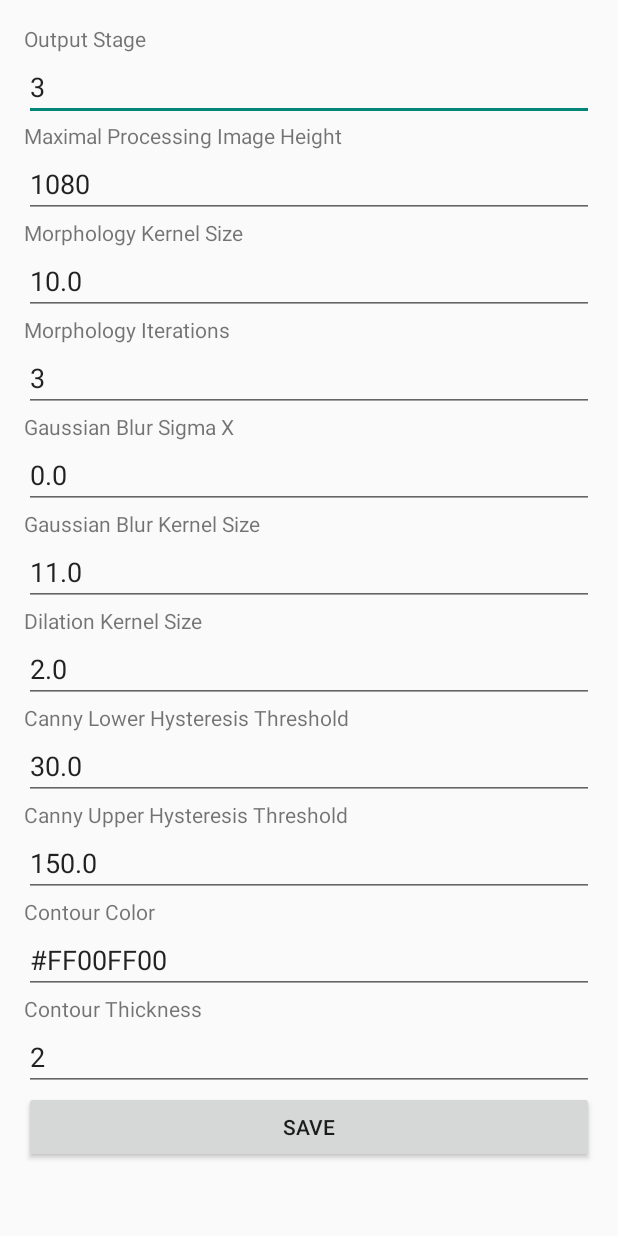
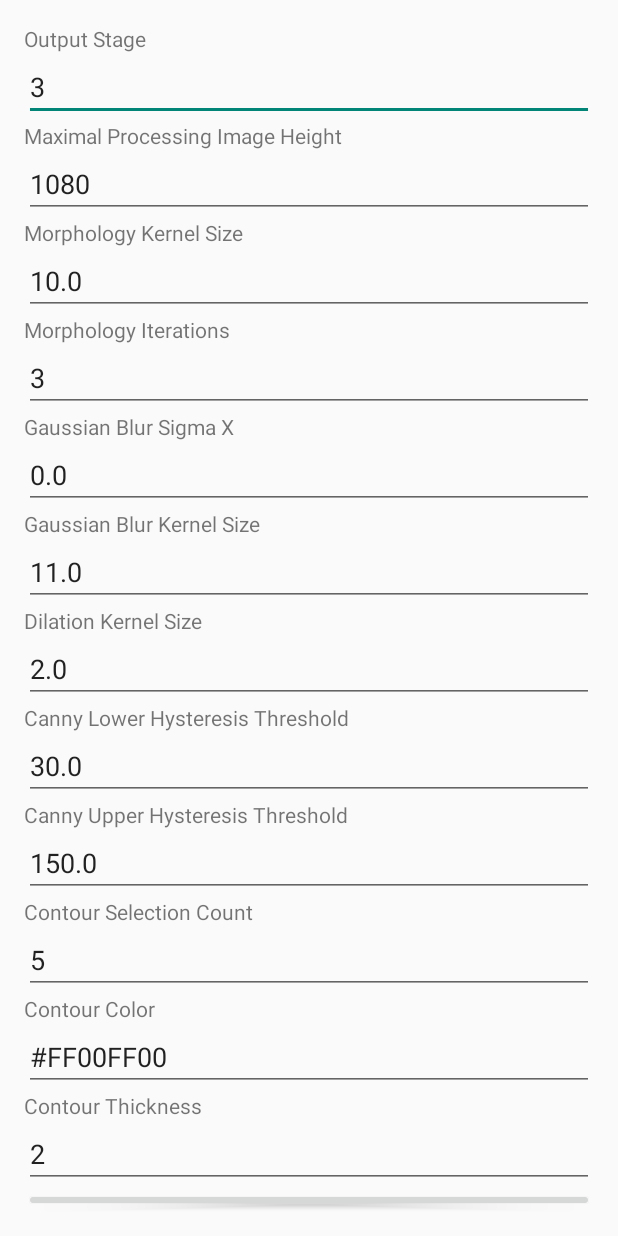
Before and after one commit to Licmeth/cam-scanner, an Android app built with Jetpack Compose: the SettingsActivity screen opened directly, with no data from a screen before it, on a phone screen of 412 x 824 dp. Run offline under Robolectric (Android 15) with nearby library versions, the phone set to English and light mode, and no system bars.

Commit message:
Fix loading settings

```diff
--- a/app/src/main/java/org/agera/camscanner/ImageProcessor.kt
+++ b/app/src/main/java/org/agera/camscanner/ImageProcessor.kt
@@ -199,7 +199,7 @@ class ImageProcessor private constructor(val inputWidth: Int,
         rgbaProcessingMat.setTo(TRANSPARENT_PIXEL)
         if (!contours.isEmpty()) {
             contours.sortByDescending { Imgproc.contourArea(it) }
-            drawContours(rgbaProcessingMat, contours, 5)
+            drawContours(rgbaProcessingMat, contours, config.contourSelectionCount)
         }
         Imgproc.dilate(rgbaProcessingMat, rgbaProcessingMat, dilateKernel)
     }
--- a/app/src/main/java/org/agera/camscanner/SettingsActivity.kt
+++ b/app/src/main/java/org/agera/camscanner/SettingsActivity.kt
@@ -1,13 +1,13 @@
 package org.agera.camscanner
 
-import android.content.Context
 import android.os.Bundle
+import android.widget.Button
 import android.widget.EditText
-import android.widget.Button
 import androidx.activity.ComponentActivity
+import androidx.lifecycle.Lifecycle
 import androidx.lifecycle.lifecycleScope
+import androidx.lifecycle.repeatOnLifecycle
 import kotlinx.coroutines.flow.collectLatest
-import kotlinx.coroutines.flow.zip
 import kotlinx.coroutines.launch
 
 class SettingsActivity : ComponentActivity() {
@@ -26,6 +26,7 @@ class SettingsActivity : ComponentActivity() {
         val edgeDilateKernelSizeEdit = findViewById<EditText>(R.id.editDilationKernelSize)
         val cannyLowerHysteresisThresholdEdit = findViewById<EditText>(R.id.editCannyLowerHysteresisThreshold)
         val cannyUpperHysteresisThresholdEdit = findViewById<EditText>(R.id.editCannyUpperHysteresisThreshold)
+        val contourSelectionCountEdit = findViewById<EditText>(R.id.editContourSelectionCount)
         val contourColorEdit = findViewById<EditText>(R.id.editContourColor)
         val contourThicknessEdit = findViewById<EditText>(R.id.editContourThickness)
         val saveButton = findViewById<Button>(R.id.saveSettingsButton)
@@ -89,6 +90,12 @@ class SettingsActivity : ComponentActivity() {
             }
         }
 
+        contourSelectionCountEdit.setOnFocusChangeListener { _, hasFocus ->
+            if (!hasFocus) {
+                lifecycleScope.launch { settings.setContourSelectionCount(contourSelectionCountEdit.text.toString()) }
+            }
+        }
+
         contourColorEdit.setOnFocusChangeListener { _, hasFocus ->
             if (!hasFocus) {
                 lifecycleScope.launch { settings.setContourColor(contourColorEdit.text.toString()) }
@@ -102,6 +109,7 @@ class SettingsActivity : ComponentActivity() {
         }
 
         lifecycleScope.launch {
+            repeatOnLifecycle(Lifecycle.State.STARTED) {
                 settings.allSettings.collectLatest { settingsMap ->
                     settingsMap[SettingKeys.OUTPUT_STAGE.name]?.let { outputStageEdit.setText(it.toString()) }
                     settingsMap[SettingKeys.MAX_IMAGE_HEIGHT.name]?.let { maxImageHeightEdit.setText(it.toString()) }
@@ -112,8 +120,10 @@ class SettingsActivity : ComponentActivity() {
                     settingsMap[SettingKeys.EDGE_DILATE_KERNEL_SIZE.name]?.let { edgeDilateKernelSizeEdit.setText(it.toString()) }
                     settingsMap[SettingKeys.CANNY_LOWER_HYSTERESIS_THRESHOLD.name]?.let { cannyLowerHysteresisThresholdEdit.setText(it.toString()) }
                     settingsMap[SettingKeys.CANNY_UPPER_HYSTERESIS_THRESHOLD.name]?.let { cannyUpperHysteresisThresholdEdit.setText(it.toString()) }
+                    settingsMap[SettingKeys.CONTOUR_SELECTION_COUNT.name]?.let { contourSelectionCountEdit.setText(it.toString()) }
                     settingsMap[SettingKeys.CONTOUR_COLOR.name]?.let { contourColorEdit.setText(intToArgbString(it as Int)) }
                     settingsMap[SettingKeys.CONTOUR_THICKNESS.name]?.let { contourThicknessEdit.setText(it.toString()) }
+                }
             }
         }
     }
--- a/app/src/main/java/org/agera/camscanner/SettingsDataStore.kt
+++ b/app/src/main/java/org/agera/camscanner/SettingsDataStore.kt
@@ -1,15 +1,13 @@
 package org.agera.camscanner
 
 import android.content.Context
-import android.graphics.Color
-import androidx.compose.ui.unit.IntOffset
+import androidx.core.graphics.toColorInt
 import androidx.datastore.preferences.core.doublePreferencesKey
 import androidx.datastore.preferences.core.edit
 import androidx.datastore.preferences.core.intPreferencesKey
 import androidx.datastore.preferences.preferencesDataStore
 import kotlinx.coroutines.flow.Flow
 import kotlinx.coroutines.flow.map
-import androidx.core.graphics.toColorInt
 
 val Context.settingsDataStore by preferencesDataStore(name = "settings")
 
@@ -23,6 +21,7 @@ object SettingKeys {
     val EDGE_DILATE_KERNEL_SIZE = doublePreferencesKey("image_processor.edge_dilate_kernel_size")
     val CANNY_LOWER_HYSTERESIS_THRESHOLD = doublePreferencesKey("image_processor.canny_lower_hysteresis_threshold")
     val CANNY_UPPER_HYSTERESIS_THRESHOLD = doublePreferencesKey("image_processor.canny_upper_hysteresis_threshold")
+    val CONTOUR_SELECTION_COUNT = intPreferencesKey("image_processor.contour_selection_count")
     val CONTOUR_COLOR = intPreferencesKey("image_processor.contour_color")
     val CONTOUR_THICKNESS = intPreferencesKey("image_processor.contour_thickness")
 }
@@ -43,6 +42,7 @@ class SettingsDataStore(private val context: Context) {
         val edgeDilateKernelSize: Double = 2.0,
         val cannyLowerHysteresisThreshold: Double = 30.0,
         val cannyUpperHysteresisThreshold: Double = 150.0,
+        val contourSelectionCount: Int = 5,
         val contourColor: Int = 0xFF00FF00.toInt(),
         val contourThickness: Int = 2
     )
@@ -63,6 +63,7 @@ class SettingsDataStore(private val context: Context) {
                 SettingKeys.EDGE_DILATE_KERNEL_SIZE.name to (preferences[SettingKeys.EDGE_DILATE_KERNEL_SIZE] ?: DEFAULT_VALUES.edgeDilateKernelSize),
                 SettingKeys.CANNY_LOWER_HYSTERESIS_THRESHOLD.name to (preferences[SettingKeys.CANNY_LOWER_HYSTERESIS_THRESHOLD] ?: DEFAULT_VALUES.cannyLowerHysteresisThreshold),
                 SettingKeys.CANNY_UPPER_HYSTERESIS_THRESHOLD.name to (preferences[SettingKeys.CANNY_UPPER_HYSTERESIS_THRESHOLD] ?: DEFAULT_VALUES.cannyUpperHysteresisThreshold),
+                SettingKeys.CONTOUR_SELECTION_COUNT.name to (preferences[SettingKeys.CONTOUR_SELECTION_COUNT] ?: DEFAULT_VALUES.contourSelectionCount),
                 SettingKeys.CONTOUR_COLOR.name to (preferences[SettingKeys.CONTOUR_COLOR] ?: DEFAULT_VALUES.contourColor),
                 SettingKeys.CONTOUR_THICKNESS.name to (preferences[SettingKeys.CONTOUR_THICKNESS] ?: DEFAULT_VALUES.contourThickness)
             )
@@ -180,6 +181,18 @@ class SettingsDataStore(private val context: Context) {
         context.settingsDataStore.edit { it[SettingKeys.CANNY_UPPER_HYSTERESIS_THRESHOLD] = doubleValue }
     }
 
+    val contourSelectionCount: Flow<Int> = context.settingsDataStore.data
+        .map { it[SettingKeys.CONTOUR_SELECTION_COUNT] ?: DEFAULT_VALUES.contourSelectionCount }
+
+    suspend fun setContourSelectionCount(value: Int) {
+        context.settingsDataStore.edit { it[SettingKeys.CONTOUR_SELECTION_COUNT] = value }
+    }
+
+    suspend fun setContourSelectionCount(value: String?) {
+        val intValue = toIntOrDefault(value, DEFAULT_VALUES.contourSelectionCount)
+        context.settingsDataStore.edit { it[SettingKeys.CONTOUR_SELECTION_COUNT] = intValue }
+    }
+
     val contourColor: Flow<Int> = context.settingsDataStore.data
         .map { it[SettingKeys.CONTOUR_COLOR] ?: DEFAULT_VALUES.contourColor }
 
--- a/app/src/main/java/org/agera/camscanner/ui/theme/Theme.kt
+++ b/app/src/main/java/org/agera/camscanner/ui/theme/Theme.kt
@@ -1,6 +1,5 @@
 package org.agera.camscanner.ui.theme
 
-import android.app.Activity
 import android.os.Build
 import androidx.compose.foundation.isSystemInDarkTheme
 import androidx.compose.material3.MaterialTheme
--- a/app/src/main/res/layout/activity_settings.xml
+++ b/app/src/main/res/layout/activity_settings.xml
@@ -105,6 +105,17 @@
         android:layout_height="wrap_content"/>
 
     <TextView
+        android:text="Contour Selection Count"
+        android:layout_height="wrap_content"
+        android:layout_width="match_parent"/>
+
+    <EditText
+        android:id="@+id/editContourSelectionCount"
+        android:inputType="number"
+        android:layout_width="match_parent"
+        android:layout_height="wrap_content"/>
+
+    <TextView
         android:text="Contour Color"
         android:layout_height="wrap_content"
         android:layout_width="match_parent"/>
```
Also changed, not shown: app/build.gradle.kts (+8 -8 lines), app/src/main/java/org/agera/camscanner/CameraActivity.kt (+22 -8 lines), app/src/main/java/org/agera/camscanner/ImageProcessorConfig.kt (+40 -4 lines), app/src/main/java/org/agera/camscanner/MainActivity.kt (+1 -11 lines), gradle/libs.versions.toml (+4 -4 lines). Lines whose indentation alone changed are shown as unchanged.
